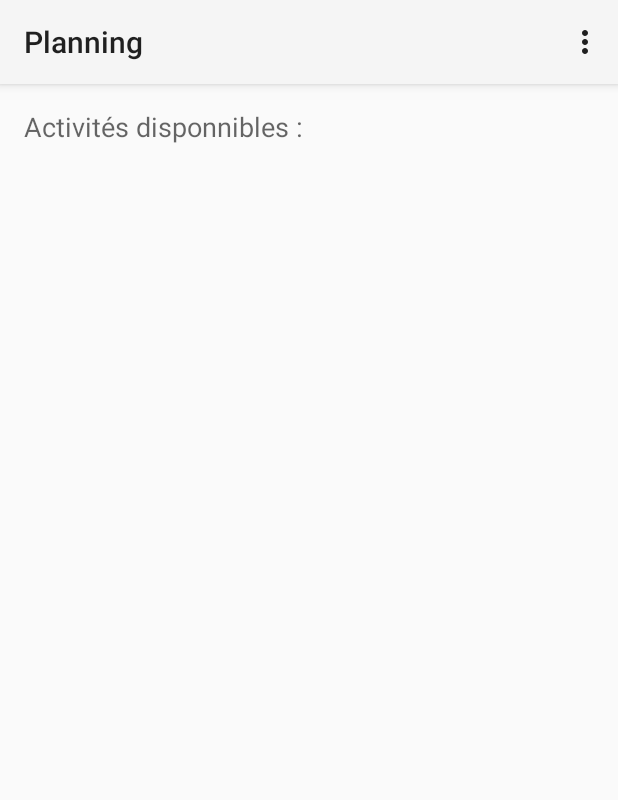
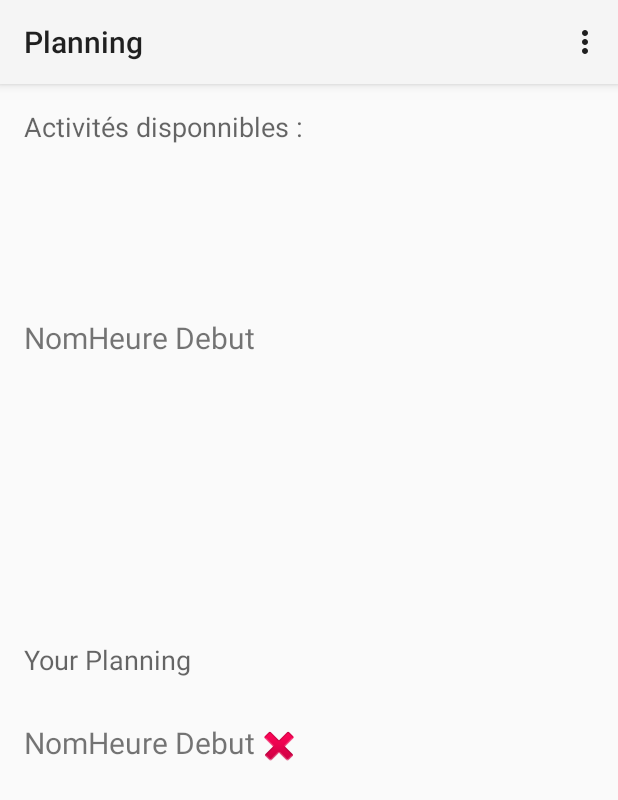
Before and after one commit to Adraca/MobiXar, an Android app: the Planning screen opened directly, with no data from a screen before it, on a phone screen of 412 x 824 dp. Shown: the top 800 px of the screen. Run offline under Robolectric (Android 15) with nearby library versions, the phone set to English and light mode, and no system bars.

Commit message:
réorganisation des package + ajout planning

```diff
--- a/PuyDuFou/app/src/main/java/mobixar/puydufou/Planning.java
+++ b/PuyDuFou/app/src/main/java/mobixar/puydufou/Planning.java
@@ -5,9 +5,16 @@ import android.os.Bundle;
 import android.view.Menu;
 import android.view.MenuItem;
 
+import java.sql.Time;
+import java.util.Hashtable;
+
+import mobixar.puydufou.business.Dispatcher;
+import mobixar.puydufou.business.LocalService;
+
 
 public class Planning extends Activity {
 
+    private final Dispatcher router = new Dispatcher();
     @Override
     protected void onCreate(Bundle savedInstanceState) {
         super.onCreate(savedInstanceState);
@@ -19,7 +26,20 @@ public class Planning extends Activity {
     public boolean onCreateOptionsMenu(Menu menu) {
         // Inflate the menu; this adds items to the action bar if it is present.
         getMenuInflater().inflate(R.menu.menu_planning, menu);
+
+       fillActivityList("8", "17");
         return true;
+    }
+
+    private void fillActivityList(String h1, String h2) {
+        Hashtable<String, String> params = new Hashtable<>();
+        params.put("beguin", h1);
+        params.put("end", h2);
+
+        router.Route(LocalService.ACTIVITYRANGE, params);
+
+
+
     }
 
     @Override
--- a/PuyDuFou/app/src/main/java/mobixar/puydufou/business/Dispatcher.java
+++ b/PuyDuFou/app/src/main/java/mobixar/puydufou/business/Dispatcher.java
@@ -12,6 +12,7 @@ public class Dispatcher {
 
         routingTable = new Hashtable<String, String>();
         routingTable.put("activities", "mobixar.puydufou.business.activity.ActivityBusiness");
+        routingTable.put("planning", "mobixar.puydufou.business.planning.PlanningBusiness");
     }
 
     public Message Route(LocalService service, Object data) {
--- a/PuyDuFou/app/src/main/java/mobixar/puydufou/business/activity/ILocalBussiness.java
+++ b/PuyDuFou/app/src/main/java/mobixar/puydufou/business/ILocalBussiness.java
@@ -1,4 +1,4 @@
-package mobixar.puydufou.business.activity;
+package mobixar.puydufou.business;
 
 import mobixar.puydufou.Message;
 
--- a/PuyDuFou/app/src/main/java/mobixar/puydufou/business/LocalService.java
+++ b/PuyDuFou/app/src/main/java/mobixar/puydufou/business/LocalService.java
@@ -8,7 +8,8 @@ public enum LocalService {
     GETACTIVITIES("activities/getAllActivities"),
     GETRATING("activities/getRatingActivities"),
     GETSCHEDULE("activities/getSchedules"),
-    NOTEACTIVITY("activities/noteActivity");
+    NOTEACTIVITY("activities/noteActivity"),
+    ACTIVITYRANGE("activities/getActivityInRange");
 
     public String uri;
 
--- a/PuyDuFou/app/src/main/java/mobixar/puydufou/business/activity/ActivityBusiness.java
+++ b/PuyDuFou/app/src/main/java/mobixar/puydufou/business/activity/ActivityBusiness.java
@@ -7,13 +7,12 @@ import com.google.gson.Gson;
 import org.json.JSONArray;
 import org.json.JSONException;
 
-import java.lang.reflect.Array;
 import java.util.ArrayList;
-import java.util.HashMap;
 import java.util.Hashtable;
 import java.util.concurrent.ExecutionException;
 
 import mobixar.puydufou.Message;
+import mobixar.puydufou.business.ILocalBussiness;
 import mobixar.puydufou.entity.ActivityEntity;
 import mobixar.puydufou.entity.ScheduleEntity;
 import mobixar.puydufou.serviceInvoker.HttpMethod;
@@ -23,7 +22,7 @@ import mobixar.puydufou.serviceInvoker.serviceProvider;
 /**
  * Created by fra on 16/06/2015.
  */
-public class ActivityBusiness implements ILocalBussiness{
+public class ActivityBusiness implements ILocalBussiness {
 
 
     @Override
@@ -36,10 +35,17 @@ public class ActivityBusiness implements ILocalBussiness{
            msg = getSchedules(msg);
        }else if(msg.getAskedServ().equals("noteActivity")){
             msg = setNoteToActivity(msg);
+       }else if(msg.getAskedServ().equals("getActivityInRange")){
+           msg = getActivityInRange(msg);
        }
        else{
             msg.errorLog = "Unable to find the asked service";
         }
+        return msg;
+    }
+
+    private Message getActivityInRange(Message msg){
+
         return msg;
     }
 
--- /dev/null
+++ b/PuyDuFou/app/src/main/java/mobixar/puydufou/business/planning/PlanningBusiness.java
@@ -0,0 +1,31 @@
+package mobixar.puydufou.business.planning;
+
+import mobixar.puydufou.Message;
+import mobixar.puydufou.Planning;
+import mobixar.puydufou.business.ILocalBussiness;
+
+/**
+ * Created by fra on 19/06/2015.
+ */
+public class PlanningBusiness implements ILocalBussiness {
+
+    private static Planning currentPlanning;
+
+    private  PlanningBusiness(){}
+
+    @Override
+    public Message ctrlDispatcher(Message trame) {
+
+        if(trame.getAskedServ() == "getPlanning"){
+            //...
+        }
+        return null;
+    }
+
+    public static Planning getPlanning(){
+        if(currentPlanning.equals(null)){
+            currentPlanning = new Planning();
+        }
+        return currentPlanning;
+    }
+}
--- a/PuyDuFou/app/src/main/res/layout/activity_planning.xml
+++ b/PuyDuFou/app/src/main/res/layout/activity_planning.xml
@@ -8,13 +8,7 @@
 
 
 
-    <ListView
-        android:layout_width="wrap_content"
-        android:layout_height="150dp"
-        android:id="@+id/listStoryActivity"
-        android:layout_marginTop="35dp"
-        android:layout_below="@+id/ratingStar"
-        android:layout_alignParentStart="true" />
+
 
     <TextView
         android:layout_width="wrap_content"
@@ -24,4 +18,71 @@
         android:id="@+id/textViewActiviteDispo"
         android:layout_alignParentTop="true"
         android:layout_alignParentStart="true" />
+
+    <ScrollView
+        android:layout_width="fill_parent"
+        android:layout_height="200dp"
+        android:scrollbars="none"
+        android:layout_marginTop="300dp"
+        android:layout_weight="1">
+
+        <TableLayout
+            android:layout_width="match_parent"
+            android:layout_height="match_parent"
+            android:layout_below="@+id/listStoryActivity"
+            android:layout_centerHorizontal="true"
+            android:layout_marginTop="109dp">
+
+            <TableRow>
+                <TextView
+                    android:id ="@+id/headName2"
+                    android:text="Nom"
+                    android:textSize="20dp"/>
+                <TextView
+                    android:id="@+id/headBeguin2"
+                    android:text="Heure Debut"
+                    android:textSize="20dp"/>
+                <ImageButton android:background="@android:drawable/ic_delete" />
+            </TableRow>
+        </TableLayout>
+
+        </ScrollView>
+
+
+    <ScrollView
+        android:layout_width="fill_parent"
+        android:layout_height="200dp"
+        android:layout_marginTop="30dp"
+        android:scrollbars="none"
+        android:layout_weight="1">
+
+    <TableLayout
+        android:layout_width="match_parent"
+        android:layout_height="match_parent"
+        android:layout_below="@+id/listStoryActivity"
+        android:layout_centerHorizontal="true"
+        android:layout_marginTop="109dp">
+
+        <TableRow>
+            <TextView
+                android:id ="@+id/headName"
+                android:text="Nom"
+                android:textSize="20dp"/>
+            <TextView
+                android:id="@+id/headBeguin"
+                android:text="Heure Debut"
+                android:textSize="20dp"/>
+        </TableRow>
+    </TableLayout>
+
+</ScrollView>
+
+    <TextView
+        android:layout_width="wrap_content"
+        android:layout_height="wrap_content"
+        android:textAppearance="?android:attr/textAppearanceMedium"
+        android:text="Your Planning"
+        android:id="@+id/textView"
+        android:layout_centerVertical="true"
+        android:layout_alignParentStart="true" />
 </RelativeLayout>
```
